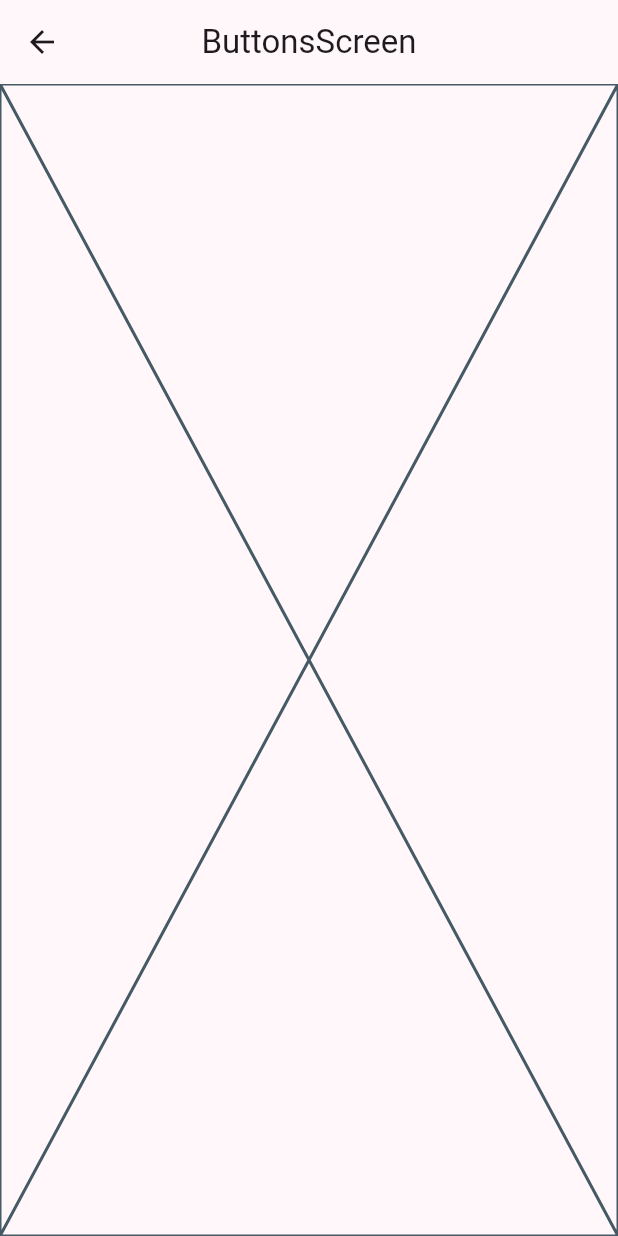
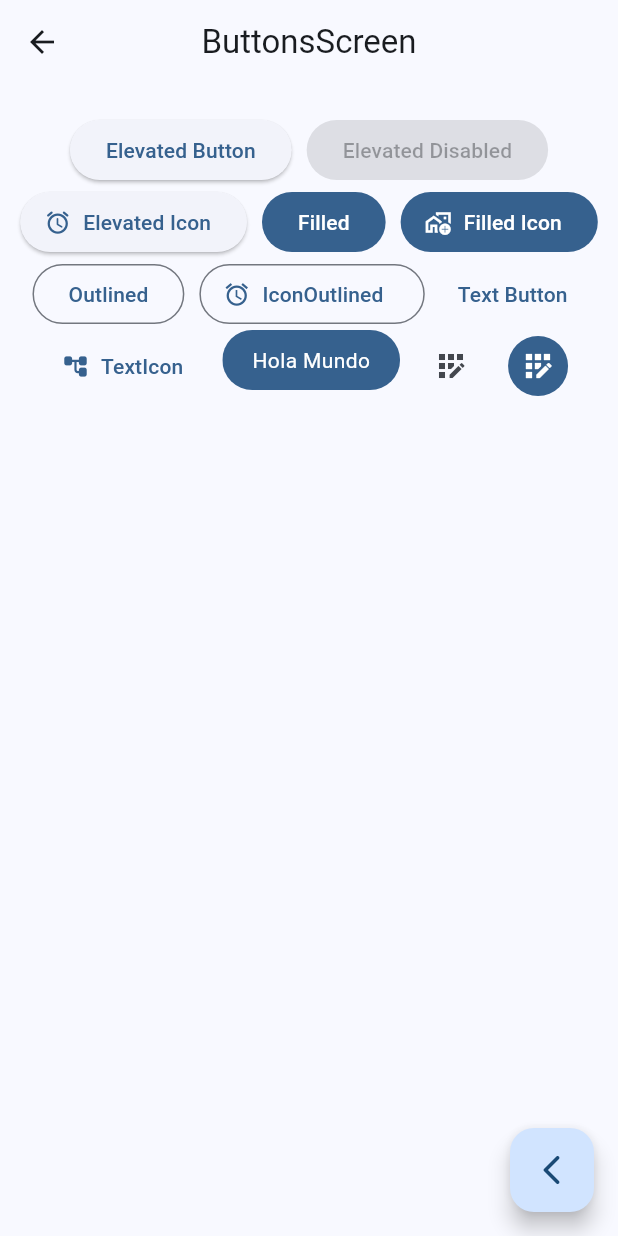
Before and after one commit to matuumdq/widgets_app, a Flutter app: the screen it shows after launch, after a tap on "Botones", on a phone screen of 412 x 824 dp. Run offline on Flutter 3.47's test engine with Material 2 defaults, Android fonts, the phone set to English and light mode, and no system bars; our stand-ins replace go_router.

Commit message:
buttonScreen finished

```diff
--- a/lib/main.dart
+++ b/lib/main.dart
@@ -15,7 +15,7 @@ class MyApp extends StatelessWidget {
     return MaterialApp.router(
       routerConfig: appRouter,
       debugShowCheckedModeBanner: false,
-      theme: AppTheme(selectedColor: 4).getTheme(),
+      theme: AppTheme(selectedColor: 0).getTheme(),
       //   routes: {
       //     '/buttons': (context) => const ButtonsScreen(),
       //     '/cards': (context) => const CardsScreen(),
--- a/lib/presentation/screens/buttons/buttons_screen.dart
+++ b/lib/presentation/screens/buttons/buttons_screen.dart
@@ -1,4 +1,5 @@
 import 'package:flutter/material.dart';
+import 'package:go_router/go_router.dart';
 
 class ButtonsScreen extends StatelessWidget {
   static const String name = 'buttons_screen';
@@ -11,7 +12,94 @@ class ButtonsScreen extends StatelessWidget {
       appBar: AppBar(
         title: const Text('ButtonsScreen'),
       ),
-      body: const Placeholder(),
+      body: const _ButtonsView(),
+      floatingActionButton: FloatingActionButton(
+        child: const Icon(Icons.arrow_back_ios_rounded),
+        onPressed: () {
+          context.pop();
+        },
+      ),
     );
   }
 }
+
+class _ButtonsView extends StatelessWidget {
+  const _ButtonsView();
+
+  @override
+  Widget build(BuildContext context) {
+    final colors = Theme.of(context).colorScheme;
+
+    return SizedBox(
+      width: double.infinity,
+      child: Padding(
+        padding: const EdgeInsets.symmetric(horizontal: 10, vertical: 20),
+        child: Wrap(
+          spacing: 10,
+          alignment: WrapAlignment.center,
+          children: [
+            ElevatedButton(
+                onPressed: () {}, child: const Text('Elevated Button')),
+            const ElevatedButton(
+                onPressed: null, child: Text('Elevated Disabled')),
+            ElevatedButton.icon(
+                onPressed: () {},
+                icon: const Icon(Icons.access_alarm_rounded),
+                label: const Text('Elevated Icon')),
+            FilledButton(onPressed: () {}, child: const Text('Filled')),
+            FilledButton.icon(
+              onPressed: () {},
+              icon: const Icon(Icons.add_home_work_outlined),
+              label: const Text('Filled Icon'),
+            ),
+            OutlinedButton(onPressed: () {}, child: const Text('Outlined')),
+            OutlinedButton.icon(
+              onPressed: () {},
+              icon: const Icon(Icons.access_alarm),
+              label: const Text('IconOutlined '),
+            ),
+            TextButton(onPressed: () {}, child: const Text('Text Button')),
+            TextButton.icon(
+              onPressed: () {},
+              icon: const Icon(Icons.account_tree_rounded),
+              label: const Text('TextIcon'),
+            ),
+            const CustomButton(),
+            IconButton(
+                onPressed: () {},
+                icon: const Icon(Icons.app_registration_outlined)),
+            IconButton(
+              onPressed: () {},
+              icon: const Icon(Icons.app_registration_outlined),
+              style: ButtonStyle(
+                  backgroundColor: MaterialStatePropertyAll(colors.primary),
+                  iconColor: const MaterialStatePropertyAll(Colors.white)),
+            ),
+          ],
+        ),
+      ),
+    );
+  }
+}
+
+class CustomButton extends StatelessWidget {
+  const CustomButton({super.key});
+
+  @override
+  Widget build(BuildContext context) {
+    final colors = Theme.of(context).colorScheme;
+    return ClipRRect(
+      borderRadius: BorderRadius.circular(20),
+      child: Material(
+        color: colors.primary,
+        child: InkWell(
+          splashColor: Colors.purple,
+          onTap: () {},
+          child: const Padding(
+              padding: EdgeInsets.symmetric(horizontal: 20, vertical: 10),
+              child: Text('Hola Mundo', style: TextStyle(color: Colors.white))),
+        ),
+      ),
+    );
+  }
+}
--- a/lib/presentation/screens/home/home_screen.dart
+++ b/lib/presentation/screens/home/home_screen.dart
@@ -26,7 +26,6 @@ class _HomeView extends StatelessWidget {
   @override
   Widget build(BuildContext context) {
     return ListView.builder(
-        physics: const BouncingScrollPhysics(),
         itemCount: appMenuItems.length,
         itemBuilder: (context, index) {
           final menuItem = appMenuItems[index];
```
